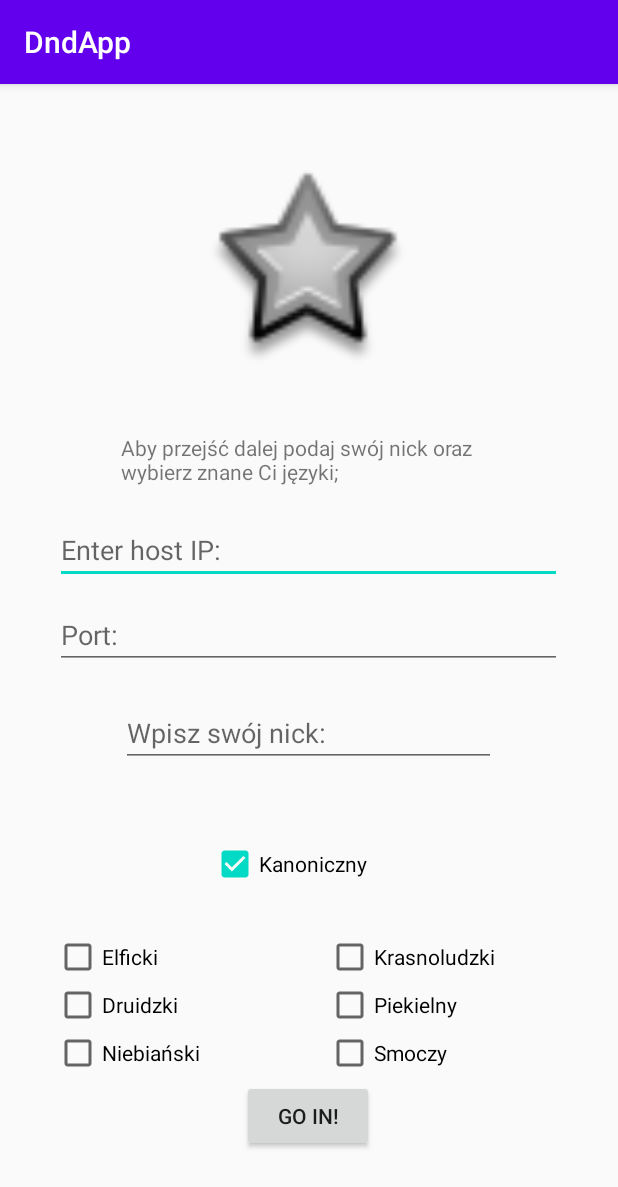
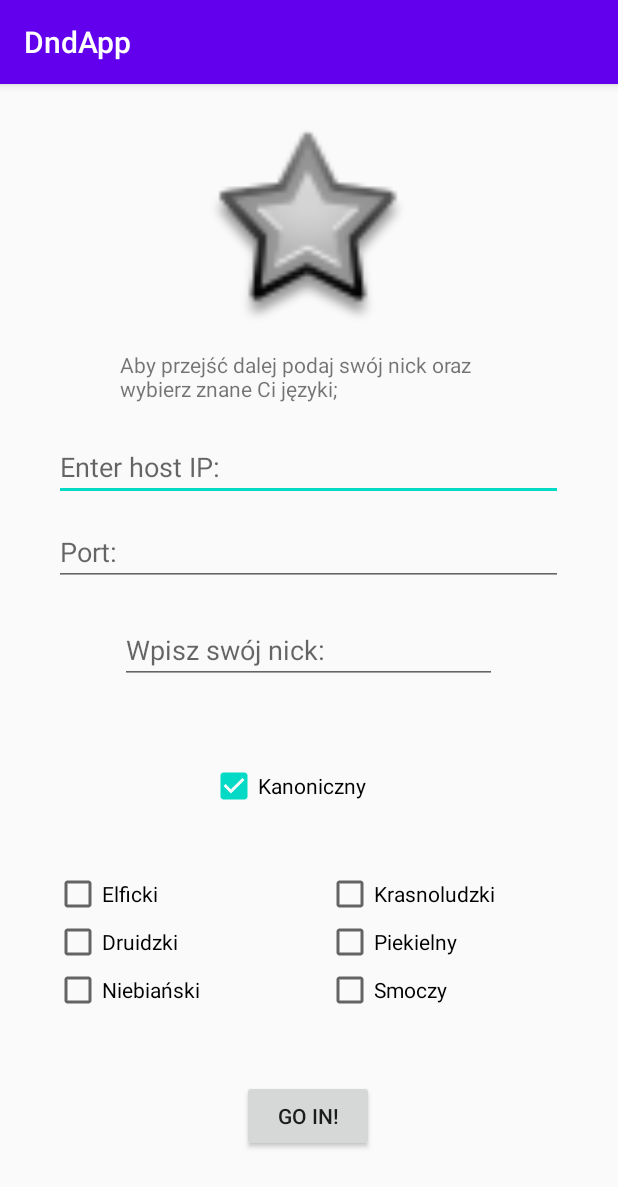
Before and after one commit to kannam12/JPWP, an Android app: the LogActivity screen opened directly, with no data from a screen before it, on a phone screen of 412 x 824 dp. Shown: the top 1187 px of the screen. Run offline under Robolectric (Android 15) with nearby library versions, the phone set to English and light mode, and no system bars.

Commit message:
+/- v0.02

```diff
--- a/DndApp/app/src/main/java/com/example/dndapp/LogActivity.java
+++ b/DndApp/app/src/main/java/com/example/dndapp/LogActivity.java
@@ -11,7 +11,6 @@ import android.widget.Toast;
 
 public class LogActivity extends AppCompatActivity {
 
-    String nick;
     boolean[] avaliableLanguages = new boolean[7]; //Wartość domyślna false
 
     @Override
@@ -24,19 +23,16 @@ public class LogActivity extends AppCompatActivity {
 
     public void goNextLog(View view) {
         EditText editText = (EditText)findViewById(R.id.nickTxt);
-        nick = editText.getText().toString();
+        String nick = editText.getText().toString();
 
         Intent intent;
         switch(view.getId()) {
             case R.id.goInBtn:
                 intent = new Intent(LogActivity.this, ChatActivity.class);
-                //intent.putExtra("is_host", false);
+                intent.putExtra("is_host", false);
                 intent.putExtra("nick", nick);
-                //avaliableLanguages[0] = ((CheckBox)view).isChecked();
-
                 intent.putExtra("avaliableLanguages", avaliableLanguages);
                 startActivity(intent);
-                // break;
         }
     }
 
--- a/DndApp/app/src/main/res/layout/activity_log.xml
+++ b/DndApp/app/src/main/res/layout/activity_log.xml
@@ -8,8 +8,8 @@
 
     <LinearLayout
         android:id="@+id/linearLayout2"
-        android:layout_width="370dp"
-        android:layout_height="300dp"
+        android:layout_width="371dp"
+        android:layout_height="321dp"
         android:orientation="vertical"
         app:layout_constraintBottom_toTopOf="@+id/linearLayout5"
         app:layout_constraintEnd_toEndOf="parent"
@@ -118,8 +118,8 @@
 
     <LinearLayout
         android:id="@+id/linearLayout5"
-        android:layout_width="413dp"
-        android:layout_height="98dp"
+        android:layout_width="423dp"
+        android:layout_height="140dp"
         android:orientation="horizontal"
         app:layout_constraintBottom_toTopOf="@+id/goInBtn"
         app:layout_constraintStart_toStartOf="parent">
```
Also changed, not shown: DndApp/app/src/main/java/com/example/dndapp/ChatActivity.java (+19 -25 lines), DndApp/app/src/main/java/com/example/dndapp/MkServActivity.java (+4 -4 lines).
